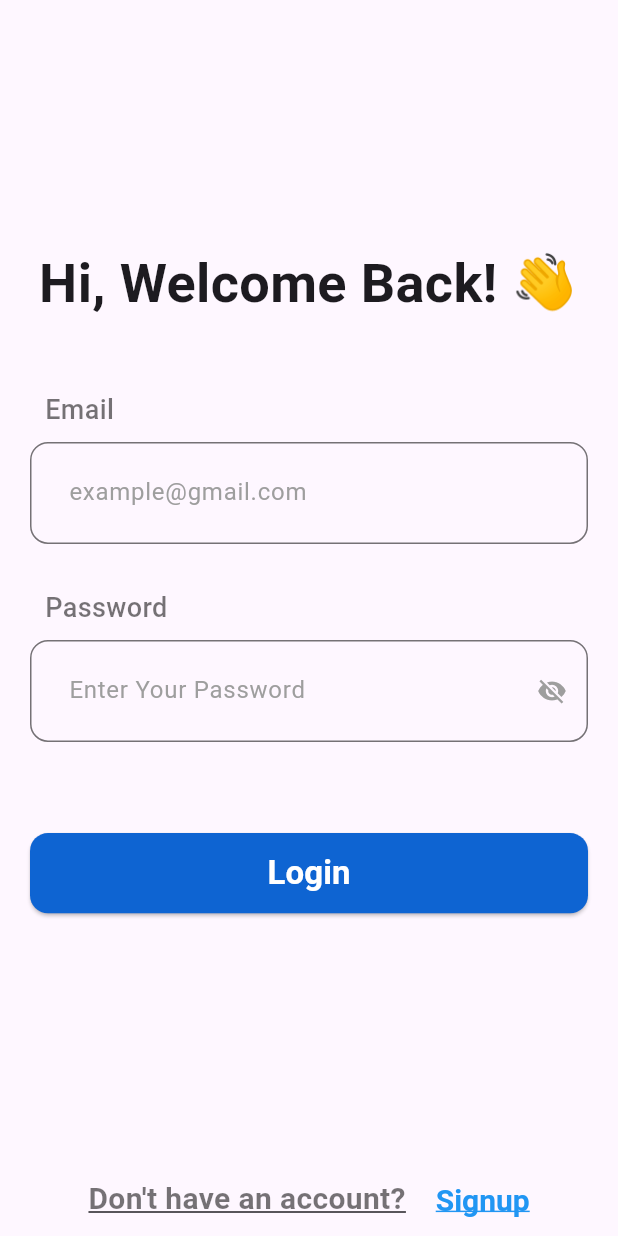
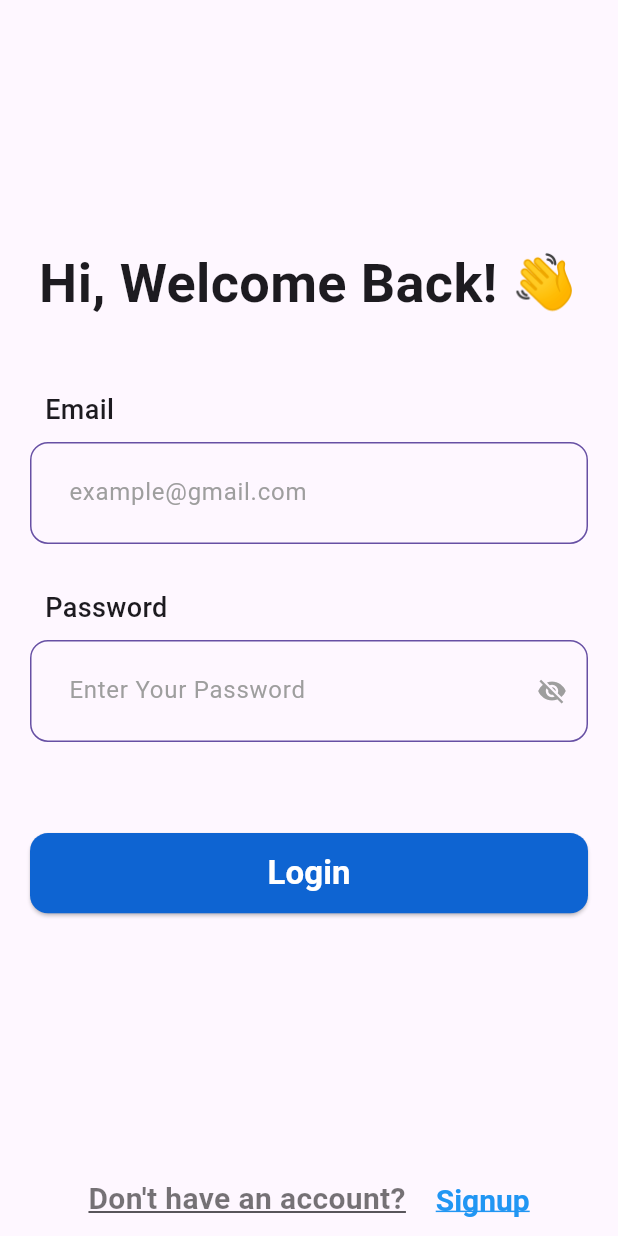
Before and after one commit to PankajJoshi-hp/attendance_app, a Flutter app: the screen it shows after launch, on a phone screen of 412 x 824 dp. Run offline on Flutter 3.47's test engine with Material 3 defaults, Android fonts, the phone set to English and light mode, and no system bars; our stand-ins replace device_info_plus, firebase_auth, firebase_core, fluttertoast, geolocator, get and 2 more; missing offline and left inert: network_info_plus; accounts and stored records are empty.

Commit message:
Completed implementing internationalization on app

```diff
--- a/lib/components/login_page.dart
+++ b/lib/components/login_page.dart
@@ -57,7 +57,7 @@ class _LogInPageState extends State<LogInPage> {
                             style: TextStyle(
                               fontSize: 18,
                               fontWeight: FontWeight.w500,
-                                color: Colors.black54),
+                            ),
                           ),
                         ),
                         TextFormField(
@@ -81,15 +81,18 @@ class _LogInPageState extends State<LogInPage> {
                               focusedErrorBorder: OutlineInputBorder(
                                   borderSide: const BorderSide(
                                       color: Color(0XFF8B0000), width: 2),
-                                    borderRadius: BorderRadius.circular(12)
-                              ),
+                                  borderRadius: BorderRadius.circular(12)),
                               focusedBorder: OutlineInputBorder(
-                                  borderSide: const BorderSide(
-                                      color: Colors.black54, width: 1),
+                                  borderSide: BorderSide(
+                                      color:
+                                          Theme.of(context).colorScheme.primary,
+                                      width: 1),
                                   borderRadius: BorderRadius.circular(12)),
                               enabledBorder: OutlineInputBorder(
-                                  borderSide: const BorderSide(
-                                      color: Colors.black54, width: 1),
+                                  borderSide: BorderSide(
+                                      color:
+                                          Theme.of(context).colorScheme.primary,
+                                      width: 1),
                                   borderRadius: BorderRadius.circular(12))),
                         ),
                       ],
@@ -104,7 +107,7 @@ class _LogInPageState extends State<LogInPage> {
                         style: TextStyle(
                           fontSize: 18,
                           fontWeight: FontWeight.w500,
-                            color: Colors.black54),
+                        ),
                       ),
                     ),
                     TextFormField(
@@ -139,15 +142,16 @@ class _LogInPageState extends State<LogInPage> {
                           focusedErrorBorder: OutlineInputBorder(
                               borderSide: const BorderSide(
                                   color: Color(0XFF8B0000), width: 2),
-                                    borderRadius: BorderRadius.circular(12)
-                              ),
+                              borderRadius: BorderRadius.circular(12)),
                           focusedBorder: OutlineInputBorder(
-                              borderSide: const BorderSide(
-                                  color: Colors.black54, width: 1),
+                              borderSide: BorderSide(
+                                  color: Theme.of(context).colorScheme.primary,
+                                  width: 1),
                               borderRadius: BorderRadius.circular(12)),
                           enabledBorder: OutlineInputBorder(
-                              borderSide: const BorderSide(
-                                  color: Colors.black54, width: 1),
+                              borderSide: BorderSide(
+                                  color: Theme.of(context).colorScheme.primary,
+                                  width: 1),
                               borderRadius: BorderRadius.circular(12))),
                     ),
                   ],
@@ -207,7 +211,9 @@ class _LogInPageState extends State<LogInPage> {
                                       fontSize: 22,
                                       fontWeight: FontWeight.bold),
                                 )
-                              : CircularProgressIndicator(color: Colors.white,)),
+                              : CircularProgressIndicator(
+                                  color: Colors.white,
+                                )),
                     )),
 
                 Spacer(
--- a/lib/controllers/controller.dart
+++ b/lib/controllers/controller.dart
@@ -6,6 +6,7 @@ import 'package:get/get.dart';
 import 'package:shared_preferences/shared_preferences.dart';
 import 'package:todo_app/components/login_page.dart';
 import 'package:todo_app/controllers/deviceStatusController.dart';
+import 'package:todo_app/reusable_widgets/app_colors.dart';
 import 'package:todo_app/reusable_widgets/todo_modal.dart';
 
 class Controller extends GetxController {
@@ -25,19 +26,19 @@ class Controller extends GetxController {
       'id': 1,
       'type': 'STANDUP',
       'icon': Icons.timer_outlined,
-      'background_color': Colors.lightBlue
+      'background_color': AppColors.lightBlue
     },
     {
       'id': 2,
       'type': 'BREAK',
       'icon': Icons.lunch_dining,
-      'background_color': Colors.lightGreen
+      'background_color': AppColors.lightGreen
     },
     {
       'id': 3,
       'type': 'REPORT',
       'icon': Icons.description,
-      'background_color': Colors.redAccent
+      'background_color': AppColors.redAccent
     }
   ];
 
--- a/lib/controllers/login_controller.dart
+++ b/lib/controllers/login_controller.dart
@@ -48,7 +48,7 @@ class LoginController extends GetxController {
         var data = jsonDecode(response.body.toString());
         emailController.clear();
         passwordController.clear();
-        Get.to(HomePage());
+        // Get.to(HomePage());
         isLoggedIn = true;
         print(data['token']);
         saveToken(data['token']);
--- a/lib/controllers/signup_controller.dart
+++ b/lib/controllers/signup_controller.dart
@@ -55,7 +55,7 @@ class SignupController extends GetxController {
         emailController.clear();
         numberController.clear();
         passwordController.clear();
-        Get.to(HomePage());
+        // Get.to(HomePage());
         isSignedUp = true;
         print(responseData['token']);
         saveToken(responseData['token']);
--- /dev/null
+++ b/lib/language_control/arabic_lang.dart
@@ -0,0 +1,5 @@
+class ArabicLang {
+ static Map<String, String> values = {
+    'Hello': 'هتاف للترحيب'
+  };
+}
--- /dev/null
+++ b/lib/language_control/english_lang.dart
@@ -0,0 +1,7 @@
+class EnglishLang {
+  static Map<String, String> values = {
+    'Hello': 'Hello',
+    'Test User...': 'Test User...',
+    'Logout': 'Logout',
+  };
+}
--- /dev/null
+++ b/lib/language_control/hindi_lang.dart
@@ -0,0 +1,8 @@
+class HindiLang {
+  static Map<String, String> values = {
+    'Hello': 'नमस्ते,',
+    'Test User...': 'परीक्षण उपयोगकर्ता...',
+    'Logout': 'बाहर निकलें',
+
+  };
+}
--- /dev/null
+++ b/lib/language_control/translate.dart
@@ -0,0 +1,13 @@
+import 'package:get/get.dart';
+import 'package:todo_app/language_control/arabic_lang.dart';
+import 'package:todo_app/language_control/english_lang.dart';
+import 'package:todo_app/language_control/hindi_lang.dart';
+
+class Translate extends Translations {
+  @override
+  Map<String, Map<String, String>> get keys => {
+        'en_US': EnglishLang.values,
+        'hi_IN': HindiLang.values,
+        'ar_AE': ArabicLang.values
+      };
+}
```
Also changed, not shown: lib/components/break_page.dart (+5 -4 lines), lib/components/todo_test.dart (added, +309 -0 lines), lib/controllers/google_login_controller.dart (added, +26 -0 lines), lib/main.dart (+82 -29 lines), pubspec.lock, 3 other files. Lines whose indentation alone changed are shown as unchanged.
